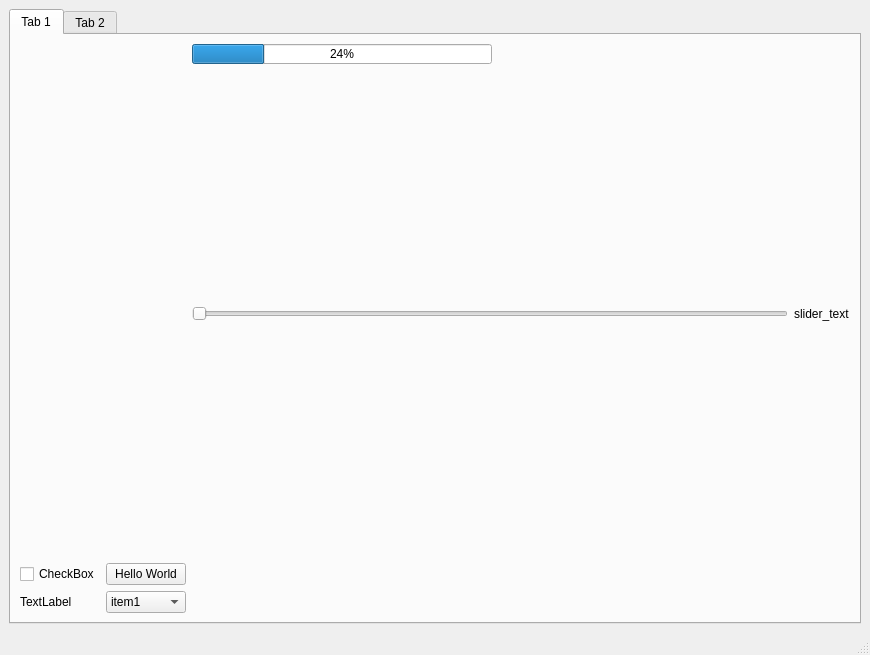
Above: first_base_qt/mainwindow.ui from aqiugroup/ROS_APP before the change. Below: the same form after it.
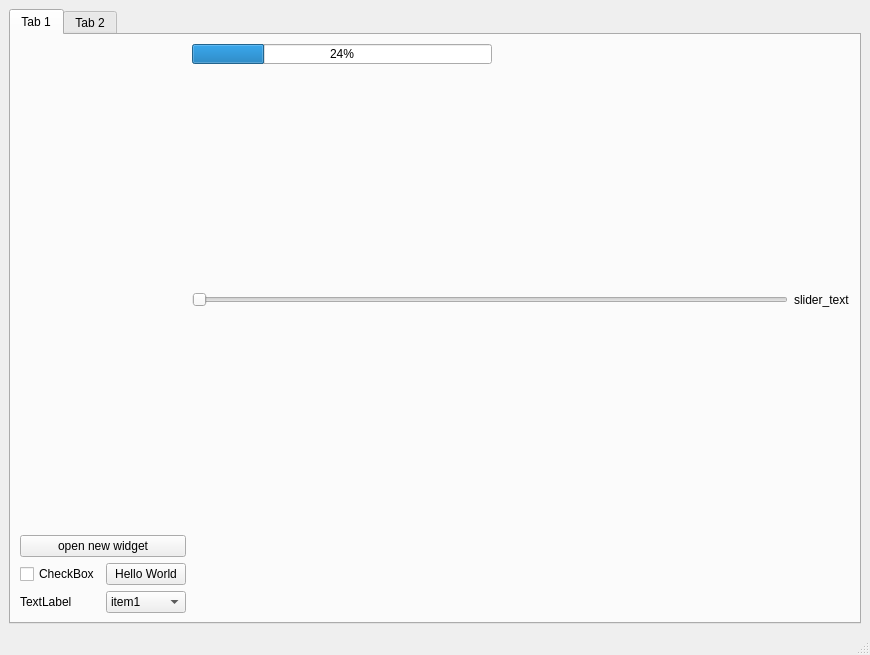
That is the form after the change.

Commit message: add new window and commucate between two windows

Patch:
```diff
--- a/first_base_qt/mainwindow.ui
+++ b/first_base_qt/mainwindow.ui
@@ -68,7 +68,7 @@
             </item>
            </layout>
           </item>
-          <item row="1" column="0">
+          <item row="2" column="0">
            <layout class="QVBoxLayout" name="verticalLayout">
             <item>
              <layout class="QHBoxLayout" name="horizontalLayout">
@@ -115,6 +115,13 @@
             </item>
            </layout>
           </item>
+          <item row="1" column="0">
+           <widget class="QPushButton" name="open_new_widget_btn">
+            <property name="text">
+             <string>open new widget</string>
+            </property>
+           </widget>
+          </item>
          </layout>
         </item>
        </layout>
```
The commit also changes 6 other files.
